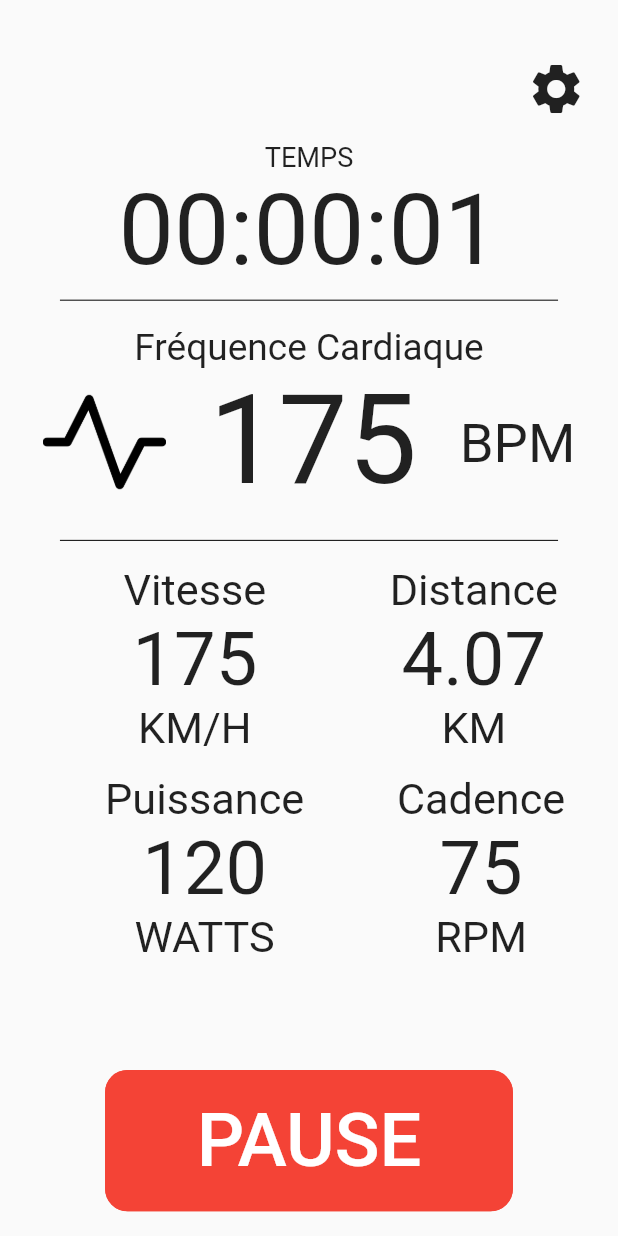
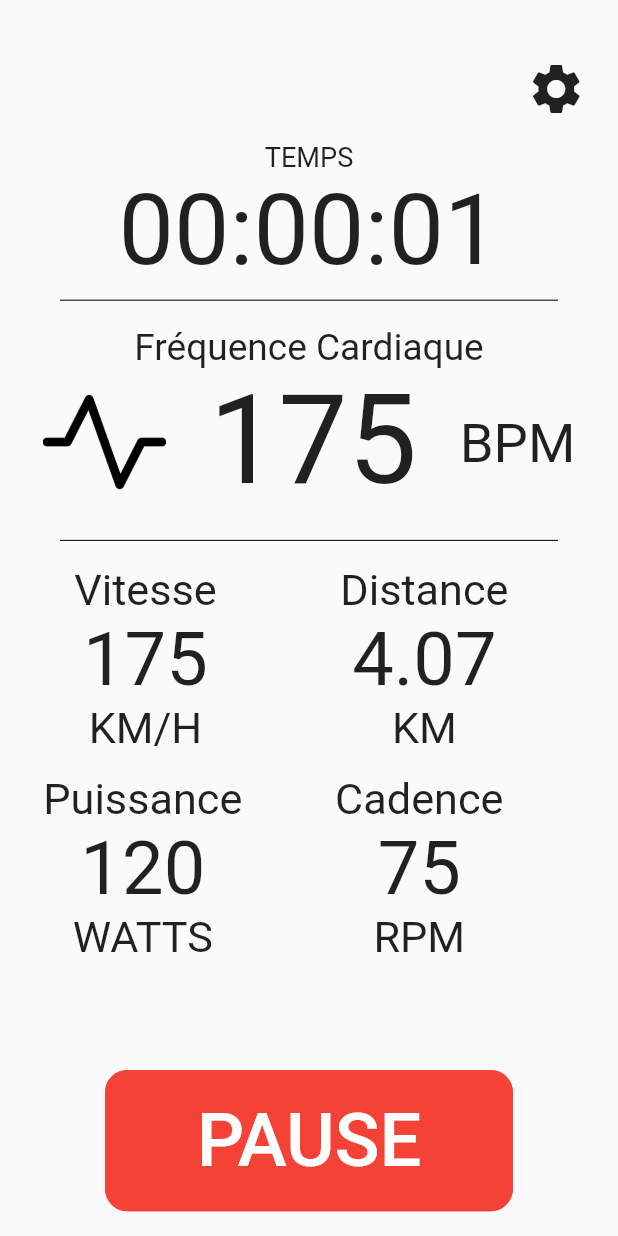
Before and after one commit to Bryan-Curt/BeMoovApp, a Flutter app: the InitSportifMonitoring screen opened by its route, on a phone screen of 412 x 824 dp. Run offline on Flutter 3.47's test engine with Material 2 defaults, Android fonts, the phone set to English and light mode, and no system bars; our stand-ins replace get_it, shared_preferences; missing offline and left inert: responsive_screen; accounts and stored records are empty.

Commit message:
responsive fix sportif

```diff
--- a/000-initial/lib/ui/views/sportif_view.dart
+++ b/000-initial/lib/ui/views/sportif_view.dart
@@ -184,7 +184,7 @@ class SportifMonitoring extends State<InitSportifMonitoring> {
 
     Widget tlData = Container(
         padding: EdgeInsets.only(
-            left: screenWidth * 0.20, bottom: screenHeight * 0.016),
+            left: screenWidth * 0.12, bottom: screenHeight * 0.016),
         child: Column(
           mainAxisAlignment: MainAxisAlignment.center,
           children: [
@@ -207,7 +207,7 @@ class SportifMonitoring extends State<InitSportifMonitoring> {
         ));
 
     Widget blData = Container(
-        padding: EdgeInsets.only(left: screenWidth * 0.17),
+        padding: EdgeInsets.only(left: screenWidth * 0.07),
         child: Column(
           mainAxisAlignment: MainAxisAlignment.center,
           children: [
```
